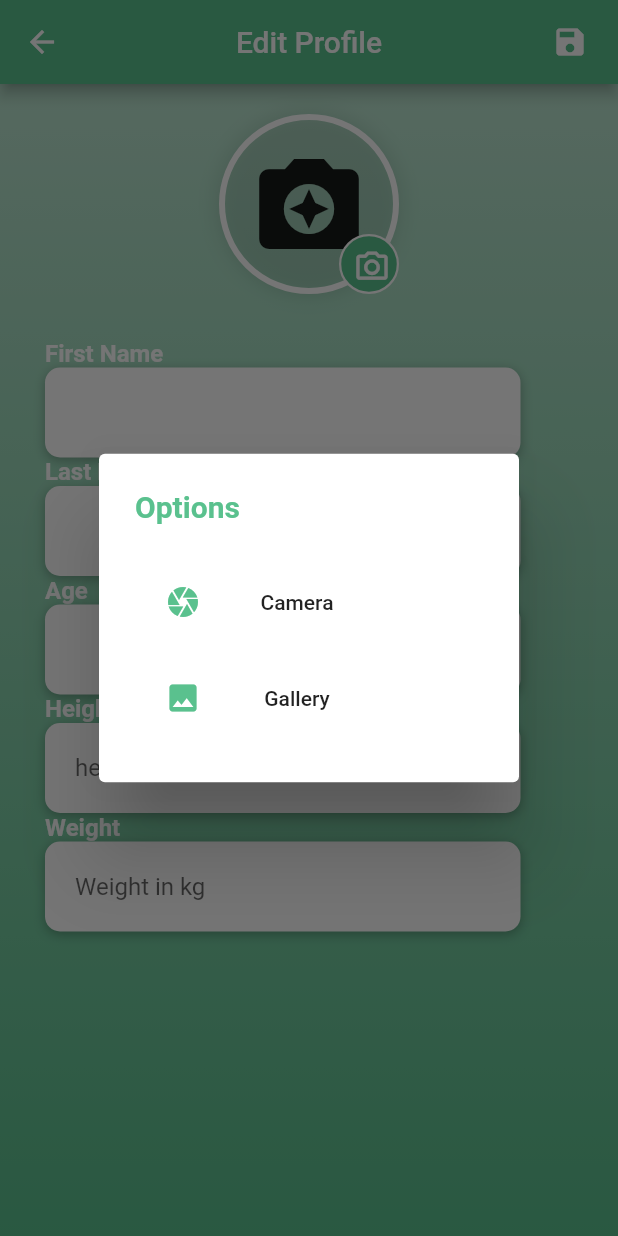
After one commit to HemanDas/flutter_application_1, a Flutter app: the editprof screen opened directly, after a tap on the "camera alt" icon, on a phone screen of 412 x 824 dp. The commit adds this screen. Run offline on Flutter 3.47's test engine with Material 2 defaults, Android fonts, the phone set to English and light mode, and no system bars; our stand-ins replace camera, cloud_firestore, email_validator, firebase_auth, firebase_core, firebase_storage and 1 more; accounts and stored records are empty.

```diff
--- a/lib/pages/Sidebar.dart
+++ b/lib/pages/Sidebar.dart
@@ -45,12 +45,17 @@ class _SidebarState extends State<Sidebar> {
               decoration: BoxDecoration(color: Color(0xff5ac18e)),
               currentAccountPicture: CircleAvatar(
                 child: ClipOval(
-                  child: Image.asset(
-                    'assets/sujal.jpg',
-                    width: 100,
-                    height: 100,
-                    fit: BoxFit.cover,
-                  ),
+                  child: img_url != null
+                      ? Image.asset(
+                          '$img_url',
+                          width: 100,
+                          height: 100,
+                          fit: BoxFit.cover,
+                        )
+                      : Icon(
+                          Icons.camera_enhance,
+                          size: 50,
+                        ),
                 ),
               ),
             ),
--- /dev/null
+++ b/lib/pages/personalpages/editprofile.dart
@@ -0,0 +1,506 @@
+import 'package:flutter/material.dart';
+import 'package:flutter_application_1/pages/personalpages/userinfo.dart';
+import 'dart:io';
+import 'package:image_picker/image_picker.dart';
+import 'package:camera/camera.dart';
+import 'package:firebase_auth/firebase_auth.dart';
+import 'package:firebase_storage/firebase_storage.dart';
+import 'package:cloud_firestore/cloud_firestore.dart';
+import 'package:flutter_application_1/pages/errormessage.dart';
+import 'package:flutter_application_1/main.dart';
+
+class editprof extends StatefulWidget {
+  const editprof({super.key});
+
+  @override
+  State<editprof> createState() => _editprofState();
+}
+
+class _editprofState extends State<editprof> {
+  final firstnameeditController = TextEditingController();
+  final lastnameeditController = TextEditingController();
+  final ageController = TextEditingController();
+  final heightController = TextEditingController();
+  final weightController = TextEditingController();
+
+  // image access
+  File? pickedImage;
+  ImagePicker image = ImagePicker();
+  String? url;
+  @override
+  void initState() {
+    super.initState();
+    getData();
+  }
+
+  Future save() async {
+    showDialog(
+        context: context,
+        barrierDismissible: false,
+        builder: (context) => Center(
+              child:
+                  CircularProgressIndicator(), //showing loading indicator while logging in
+            ));
+    try {
+      // creates user
+      if (pickedImage == null) {
+        Utils.showSnackBar('Please select an Image', 255, 0, 0, 100);
+      } else {
+        final ref = FirebaseStorage.instance
+            .ref()
+            .child("UsersImages")
+            .child(firstname! + lastname! + '.jpg');
+        await ref.putFile(pickedImage!);
+        url = await ref.getDownloadURL();
+      }
+
+      //add user details and make a database of user details with naming their own uid as file name
+      FirebaseAuth auth = FirebaseAuth.instance;
+      final User user = auth.currentUser!;
+      final uid = user.uid;
+      await FirebaseFirestore.instance.collection('users').doc(uid).update(
+        {
+          'id': uid,
+          'first name': firstnameeditController.text.trim(),
+          'last name': lastnameeditController.text.trim(),
+          'imageUrl': url,
+          'height': heightController.text.trim(),
+          'weight': weightController.text.trim(),
+          'age': ageController.text.trim(),
+        },
+      );
+    } on FirebaseAuthException catch (e) {
+      // print(e);
+
+      Utils.showSnackBar(e.message, 255, 0, 0,
+          100); // shows error message when account is same
+    }
+    navigatorKey.currentState!.popUntil((route) =>
+        route.isFirst); // removes the loading indicator when logged in
+  }
+  // void getcam() async {
+  //   var img = await image.pickImage(source: ImageSource.camera);
+  //   setState(() {
+  //     file = File(img!.path);
+  //   });
+  // }
+
+  // void getgallery() async {
+  //   var imgq = await image.pickImage(source: ImageSource.gallery);
+  //   setState(() {
+  //     file = File(imgq!.path);
+  //   });
+  // }
+  Future pickImage(ImageSource imageType) async {
+    try {
+      final photo = await image.pickImage(source: imageType);
+      if (photo == null) return;
+      final tempImage = File(photo.path);
+      setState(() {
+        pickedImage = tempImage;
+      });
+      // Get.back();
+    } catch (error) {}
+  }
+
+  Widget buildfirstname() {
+    return Padding(
+      padding: const EdgeInsets.only(
+        left: 15,
+        right: 50,
+      ),
+      child: Column(
+        crossAxisAlignment: CrossAxisAlignment.start,
+        children: [
+          const Text(
+            'First Name',
+            style: TextStyle(
+              color: Colors.white,
+              fontSize: 16,
+              fontWeight: FontWeight.bold,
+            ),
+          ),
+          Container(
+            decoration: BoxDecoration(
+              color: Colors.white,
+              borderRadius: BorderRadius.circular(10),
+              boxShadow: const [
+                BoxShadow(
+                    color: Colors.black26, blurRadius: 6, offset: Offset(0, 2))
+              ],
+            ),
+            alignment: Alignment.centerLeft,
+            height: 60,
+            child: TextFormField(
+              controller: firstnameeditController,
+              keyboardType: TextInputType.name,
+              style: TextStyle(color: Colors.black87),
+              decoration: InputDecoration(
+                  border: InputBorder.none,
+                  contentPadding: EdgeInsets.only(left: 20, top: 0, right: 40),
+                  floatingLabelBehavior: FloatingLabelBehavior.always,
+                  hintText: '$firstname',
+                  hintStyle: TextStyle()),
+            ),
+          ),
+        ],
+      ),
+    );
+  }
+
+  Widget buildlastname() {
+    return Padding(
+      padding: const EdgeInsets.only(
+        left: 15,
+        right: 50,
+      ),
+      child: Column(
+        crossAxisAlignment: CrossAxisAlignment.start,
+        children: [
+          const Text(
+            'Last Name',
+            style: TextStyle(
+              color: Colors.white,
+              fontSize: 16,
+              fontWeight: FontWeight.bold,
+            ),
+          ),
+          Container(
+            decoration: BoxDecoration(
+              color: Colors.white,
+              borderRadius: BorderRadius.circular(10),
+              boxShadow: const [
+                BoxShadow(
+                    color: Colors.black26, blurRadius: 6, offset: Offset(0, 2))
+              ],
+            ),
+            alignment: Alignment.centerLeft,
+            height: 60,
+            child: TextFormField(
+              controller: lastnameeditController,
+              keyboardType: TextInputType.name,
+              style: TextStyle(color: Colors.black87),
+              decoration: InputDecoration(
+                  border: InputBorder.none,
+                  contentPadding: EdgeInsets.only(left: 20, top: 0, right: 40),
+                  floatingLabelBehavior: FloatingLabelBehavior.always,
+                  hintText: '$lastname',
+                  hintStyle: TextStyle()),
+            ),
+          ),
+        ],
+      ),
+    );
+  }
+
+  Widget buildage() {
+    return Padding(
+      padding: const EdgeInsets.only(
+        left: 15,
+        right: 50,
+      ),
+      child: Column(
+        crossAxisAlignment: CrossAxisAlignment.start,
+        children: [
+          const Text(
+            'Age',
+            style: TextStyle(
+              color: Colors.white,
+              fontSize: 16,
+              fontWeight: FontWeight.bold,
+            ),
+          ),
+          Container(
+            decoration: BoxDecoration(
+              color: Colors.white,
+              borderRadius: BorderRadius.circular(10),
+              boxShadow: const [
+                BoxShadow(
+                    color: Colors.black26, blurRadius: 6, offset: Offset(0, 2))
+              ],
+            ),
+            alignment: Alignment.centerLeft,
+            height: 60,
+            child: TextFormField(
+              controller: ageController,
+              keyboardType: TextInputType.numberWithOptions(signed: false),
+              style: TextStyle(color: Colors.black87),
+              decoration: InputDecoration(
+                  border: InputBorder.none,
+                  contentPadding: EdgeInsets.only(left: 20, top: 0, right: 40),
+                  floatingLabelBehavior: FloatingLabelBehavior.always,
+                  hintText: '$lastname',
+                  hintStyle: TextStyle()),
+            ),
+          ),
+        ],
+      ),
+    );
+  }
+
+  Widget buildheight() {
+    return Padding(
+      padding: const EdgeInsets.only(
+        left: 15,
+        right: 50,
+      ),
+      child: Column(
+        crossAxisAlignment: CrossAxisAlignment.start,
+        children: [
+          const Text(
+            'Height',
+            style: TextStyle(
+              color: Colors.white,
+              fontSize: 16,
+              fontWeight: FontWeight.bold,
+            ),
+          ),
+          Container(
+            decoration: BoxDecoration(
+              color: Colors.white,
+              borderRadius: BorderRadius.circular(10),
+              boxShadow: const [
+                BoxShadow(
+                    color: Colors.black26, blurRadius: 6, offset: Offset(0, 2))
+              ],
+            ),
+            alignment: Alignment.centerLeft,
+            height: 60,
+            child: TextFormField(
+              controller: heightController,
+              keyboardType: TextInputType.numberWithOptions(signed: false),
+              style: TextStyle(color: Colors.black87),
+              decoration: InputDecoration(
+                  border: InputBorder.none,
+                  contentPadding: EdgeInsets.only(left: 20, top: 0, right: 40),
+                  floatingLabelBehavior: FloatingLabelBehavior.always,
+                  hintText: 'height in meter',
+                  hintStyle: TextStyle()),
+            ),
+          ),
+        ],
+      ),
+    );
+  }
+
+  Widget buildweight() {
+    return Padding(
+      padding: const EdgeInsets.only(
+        left: 15,
+        right: 50,
+      ),
+      child: Column(
+        crossAxisAlignment: CrossAxisAlignment.start,
+        children: [
+          const Text(
+            'Weight',
+            style: TextStyle(
+              color: Colors.white,
+              fontSize: 16,
+              fontWeight: FontWeight.bold,
+            ),
+          ),
+          Container(
+            decoration: BoxDecoration(
+              color: Colors.white,
+              borderRadius: BorderRadius.circular(10),
+              boxShadow: const [
+                BoxShadow(
+                    color: Colors.black26, blurRadius: 6, offset: Offset(0, 2))
+              ],
+            ),
+            alignment: Alignment.centerLeft,
+            height: 60,
+            child: TextFormField(
+              controller: weightController,
+              keyboardType: TextInputType.numberWithOptions(signed: false),
+              style: TextStyle(color: Colors.black87),
+              decoration: InputDecoration(
+                  border: InputBorder.none,
+                  contentPadding: EdgeInsets.only(left: 20, top: 0, right: 40),
+                  floatingLabelBehavior: FloatingLabelBehavior.always,
+                  hintText: 'Weight in kg',
+                  hintStyle: TextStyle()),
+            ),
+          ),
+        ],
+      ),
+    );
+  }
+
+  @override
+  Widget build(BuildContext context) {
+    return Scaffold(
+      appBar: AppBar(
+        title: Text("Edit Profile"),
+        centerTitle: true,
+        backgroundColor: Color(0xff5ac18e),
+        actions: [
+          Padding(
+              padding: const EdgeInsets.only(right: 8.00),
+              child: IconButton(onPressed: save, icon: Icon(Icons.save)))
+        ],
+      ),
+      body: Container(
+        decoration: const BoxDecoration(
+          gradient: LinearGradient(
+              begin: Alignment.topCenter,
+              end: Alignment.bottomCenter,
+              colors: [
+                Color(0x665ac18e),
+                Color(0x995ac18e),
+                Color(0xcc5ac18e),
+                Color(0xff5ac18e),
+              ]),
+        ),
+        child: Padding(
+          padding: const EdgeInsets.only(left: 15, top: 20, right: 15),
+          child: GestureDetector(
+            onTap: () {
+              FocusScope.of(context).unfocus();
+            },
+            child: ListView(
+              children: [
+                Center(
+                  child: Stack(
+                    children: [
+                      Container(
+                          width: 120,
+                          height: 120,
+                          decoration: BoxDecoration(
+                            border: Border.all(width: 4, color: Colors.white),
+                            boxShadow: [
+                              BoxShadow(
+                                spreadRadius: 2,
+                                blurRadius: 10,
+                                color: Colors.black.withOpacity(0.1),
+                              ),
+                            ],
+                            shape: BoxShape.circle,
+                          ),
+                          child: ClipOval(
+                              child: pickedImage != null
+                                  ? Image.file(
+                                      pickedImage!,
+                                      fit: BoxFit.cover,
+                                    )
+                                  : Icon(
+                                      Icons.camera_enhance,
+                                      size: 80,
+                                    ))),
+                      Positioned(
+                          bottom: 0,
+                          right: 0,
+                          child: Container(
+                            height: 40,
+                            width: 40,
+                            decoration: BoxDecoration(
+                              shape: BoxShape.circle,
+                              border:
+                                  Border.all(width: 1.5, color: Colors.white),
+                              color: Color(0xff5ac18e),
+                            ),
+                            child: IconButton(
+                              icon: Icon(
+                                Icons.camera_alt_outlined,
+                                color: Colors.white,
+                                size: 25,
+                              ),
+                              onPressed: () {
+                                showDialog(
+                                    context: context,
+                                    builder: (BuildContext context) {
+                                      return AlertDialog(
+                                        title: Text(
+                                          "Options",
+                                          style: TextStyle(
+                                              fontWeight: FontWeight.w600,
+                                              color: Color(0xff5ac18e)),
+                                        ),
+                                        content: SingleChildScrollView(
+                                          child: ListBody(children: [
+                                            InkWell(
+                                              splashColor: Color(0xff5ac18e),
+                                              child: Row(
+                                                children: [
+                                                  Padding(
+                                                    padding:
+                                                        const EdgeInsets.all(
+                                                            8.0),
+                                                    child: IconButton(
+                                                      onPressed: () {
+                                                        pickImage(
+                                                            ImageSource.camera);
+                                                      },
+                                                      icon: Icon(
+                                                        Icons.camera,
+                                                        color:
+                                                            Color(0xff5ac18e),
+                                                      ),
+                                                    ),
+                                                  ),
+                                                  MaterialButton(
+                                                      onPressed: () {
+                                                        pickImage(
+                                                            ImageSource.camera);
+                                                      },
+                                                      child: Text(
+                                                        "Camera",
+                                                      ))
+                                                ],
+                                              ),
+                                            ),
+                                            InkWell(
+                                              splashColor: Color(0xff5ac18e),
+                                              child: Row(
+                                                children: [
+                                                  Padding(
+                                                    padding:
+                                                        const EdgeInsets.all(
+                                                            8.0),
+                                                    child: IconButton(
+                                                      onPressed: () {
+                                                        pickImage(ImageSource
+                                                            .gallery);
+                                                      },
+                                                      icon: Icon(
+                                                        Icons.image,
+                                                        color:
+                                                            Color(0xff5ac18e),
+                                                      ),
+                                                    ),
+                                                  ),
+                                                  MaterialButton(
+                                                    onPressed: () {
+                                                      pickImage(
+                                                          ImageSource.gallery);
+                                                    },
+                                                    child: Text('Gallery'),
+                                                  )
+                                                ],
+                                              ),
+                                            )
+                                          ]),
+                                        ),
+                                      );
+                                    });
+                              },
+                            ),
+                          )),
+                    ],
+                  ),
+                ),
+                SizedBox(height: 30),
+                buildfirstname(),
+                buildlastname(),
+                buildage(),
+                buildheight(),
+                buildweight()
+              ],
+            ),
+          ),
+        ),
+      ),
+    );
+  }
+}
--- a/lib/pages/personalpages/myprofile.dart
+++ b/lib/pages/personalpages/myprofile.dart
@@ -1,7 +1,9 @@
 import 'package:flutter/material.dart';
+import 'package:flutter_application_1/pages/personalpages/editprofile.dart';
 import 'package:flutter_application_1/pages/personalpages/firsttab.dart';
 import 'package:flutter_application_1/pages/personalpages/secondtab.dart';
 import 'package:flutter_application_1/pages/personalpages/thirdtab.dart';
+import 'package:flutter_application_1/pages/personalpages/userinfo.dart';
 
 class profile extends StatefulWidget {
   const profile({super.key});
@@ -11,6 +13,12 @@ class profile extends StatefulWidget {
 }
 
 class _profileState extends State<profile> {
+  @override
+  void initState() {
+    super.initState();
+    getData();
+  }
+
   @override
   Widget build(BuildContext context) {
     return DefaultTabController(
@@ -23,7 +31,16 @@ class _profileState extends State<profile> {
             actions: [
               Padding(
                   padding: const EdgeInsets.only(right: 8.00),
-                  child: IconButton(onPressed: () {}, icon: Icon(Icons.edit)))
+                  child: IconButton(
+                      onPressed: () {
+                        Navigator.push(
+                          context,
+                          MaterialPageRoute(
+                            builder: (context) => editprof(),
+                          ),
+                        );
+                      },
+                      icon: Icon(Icons.edit)))
             ],
           ),
           body: Container(
@@ -43,8 +60,6 @@ class _profileState extends State<profile> {
               child: Column(
                 mainAxisSize: MainAxisSize.max,
                 children: [
-                  Column(
-                    children: [
                   Container(
                     padding: EdgeInsets.only(left: 15, top: 20, right: 15),
                     height: 120,
@@ -57,7 +72,7 @@ class _profileState extends State<profile> {
                   SizedBox(
                     height: 10,
                   ),
-                      Text("forcesujal"),
+                  Text("$firstname \t" + '$lastname'),
                   SizedBox(
                     height: 50,
                   ),
@@ -109,8 +124,6 @@ class _profileState extends State<profile> {
                     ],
                   ),
                   Divider(),
-                    ],
-                  ),
                   TabBar(
                     tabs: [
                       Tab(
--- a/lib/pages/personalpages/userinfo.dart
+++ b/lib/pages/personalpages/userinfo.dart
@@ -7,14 +7,17 @@ String? uid;
 String? firstname;
 String? lastname;
 String? email;
+String? img_url;
 
 void getData() async {
   User user = authen.currentUser!;
   uid = user.uid;
-  print('${user.email}');
   final DocumentSnapshot userDocs =
       await FirebaseFirestore.instance.collection('users').doc(uid).get();
   firstname = userDocs.get('first name');
   lastname = userDocs.get('last name');
   email = userDocs.get('email');
+  if (img_url != null) {
+    img_url = userDocs.get('imageUrl');
+  }
 }
```
Lines whose indentation alone changed are shown as unchanged.
